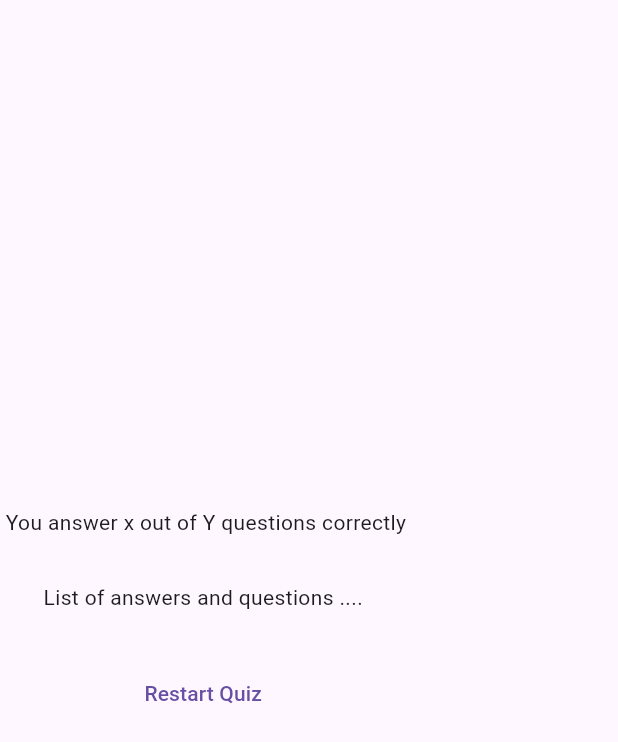
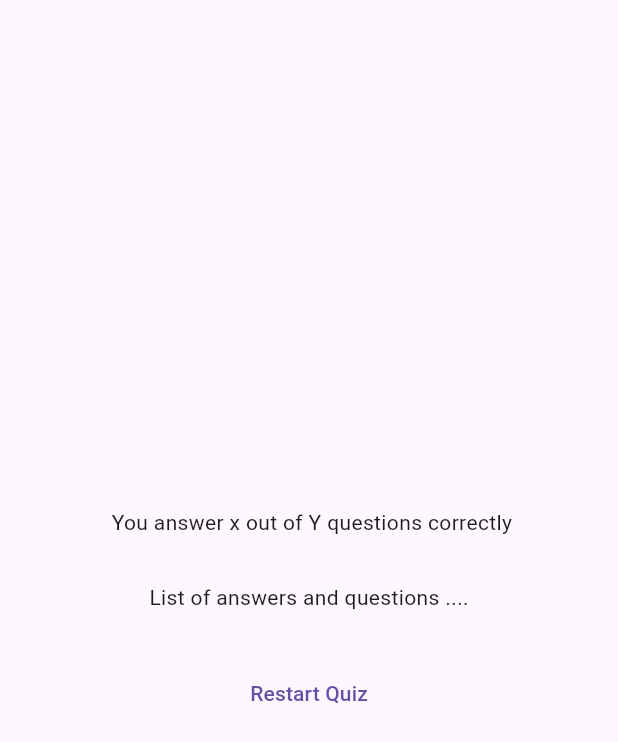
Before and after one commit to Sandipshrestha1/quiz_app, a Flutter app: the ResultsScreen widget shown alone on an empty page, opened directly with empty values, on a phone screen of 412 x 824 dp. Shown: the top 742 px of the screen. Run offline on Flutter 3.47's test engine with Material 3 defaults, Android fonts, the phone set to English and light mode, and no system bars; our stand-ins replace google_fonts.

```diff
--- a/quiz_app/lib/result_screen.dart
+++ b/quiz_app/lib/result_screen.dart
@@ -31,7 +31,11 @@ class ResultsScreen extends StatelessWidget {
 
   @override
   Widget build(BuildContext context) {
-    return Column(
+    return SizedBox(
+      width: double.infinity,
+      child: Container(
+        margin: const EdgeInsets.all(40),
+        child: Column(
           mainAxisAlignment: MainAxisAlignment.center,
           children: [
             const Text(" You answer x out of Y questions correctly"),
@@ -45,6 +49,8 @@ class ResultsScreen extends StatelessWidget {
               child: const Text("Restart Quiz"),
             ),
           ],
+        ),
+      ),
     );
   }
 }
```
Lines whose indentation alone changed are shown as unchanged.
